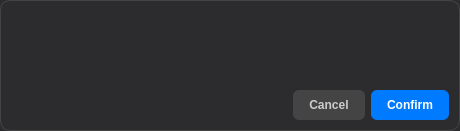
Above: UI/Dialog/Dialog/GeneralLineEditDialog/GeneralLineEditDialog.ui from XQQYT/XqqytDesktop before the change. Below: the same form after it.
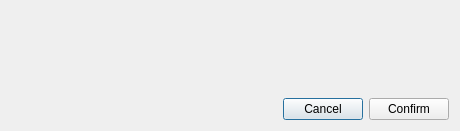
That is the form after the change.

Commit message: add_switch_theme_in_dialog

The edit to the form file:
```diff
--- a/UI/Dialog/Dialog/GeneralLineEditDialog/GeneralLineEditDialog.ui
+++ b/UI/Dialog/Dialog/GeneralLineEditDialog/GeneralLineEditDialog.ui
@@ -13,49 +13,7 @@
   <property name="windowTitle">
    <string/>
   </property>
-  <property name="styleSheet">
-   <string notr="true">
-QDialog {
-    background-color: #2c2c2e;
-    border-radius: 10px;
-    border: 1px solid #444;
-    font-family: &quot;Segoe UI&quot;, &quot;Microsoft YaHei&quot;, sans-serif;
-    font-size: 14px;
-    color: #e0e0e0;
-}
-QLabel {
-    color: #e0e0e0;
-}
-QLineEdit {
-    background-color: #3a3a3c;
-    border: 1px solid #555;
-    border-radius: 6px;
-    padding: 6px;
-    color: #fff;
-    selection-background-color: #007aff;
-}
-QPushButton {
-    border: none;
-    padding: 8px 16px;
-    border-radius: 6px;
-    font-weight: bold;
-}
-QPushButton#btn_cancel {
-    background-color: #444;
-    color: #ccc;
-}
-QPushButton#btn_done {
-    background-color: #007aff;
-    color: white;
-}
-QPushButton#btn_cancel:hover {
-    background-color: #555;
-}
-QPushButton#btn_done:hover {
-    background-color: #005fcc;
-}
-   </string>
-  </property>
+  
   <layout class="QVBoxLayout" name="mainLayout">
    <item>
     <widget class="QLabel" name="label_title">
```
The commit also changes 22 other files.
